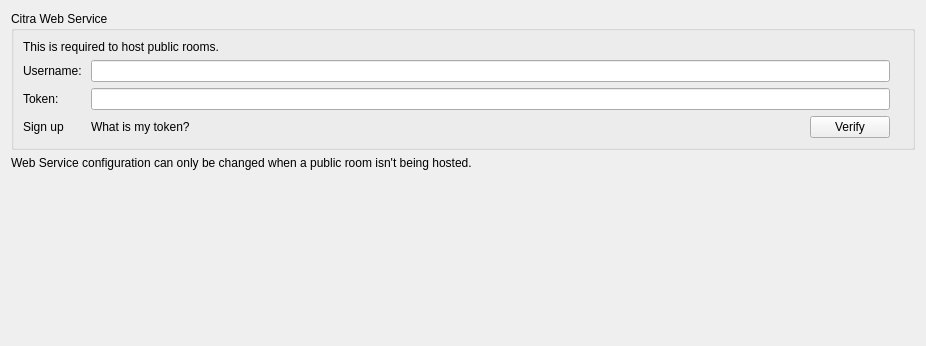
First picture: the form in src/citra_qt/configuration/configure_web.ui, repository tbsp/citra-valentin, before the edit; both pictures show x 0 to 926 and y 0 to 346 of the 926 by 561 pixel window.
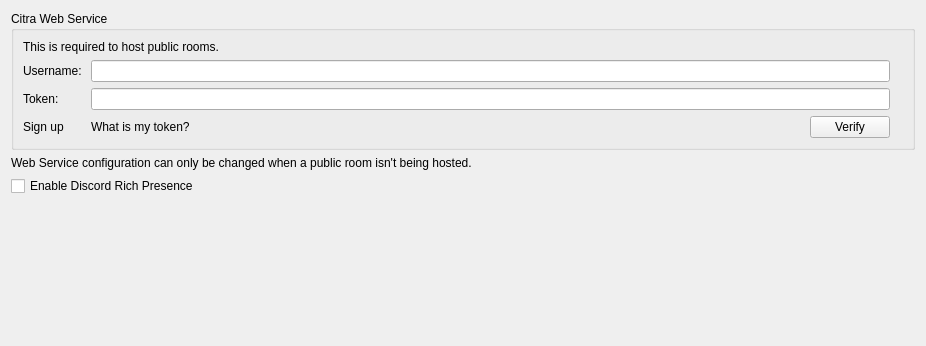
Second picture: the form after the edit.

Commit message: 2.5.0: Add Discord RP

The edit to the form file:
```diff
--- a/src/citra_qt/configuration/configure_web.ui
+++ b/src/citra_qt/configuration/configure_web.ui
@@ -128,6 +128,17 @@
      </item>
     </layout>
    </item>
+   <item>
+    <layout class="QVBoxLayout" name="verticalLayout_2">
+     <item>
+      <widget class="QCheckBox" name="enable_discord_rp">
+       <property name="text">
+        <string>Enable Discord Rich Presence</string>
+       </property>
+      </widget>
+     </item>
+    </layout>
+   </item>
    <item>
     <spacer name="verticalSpacer">
      <property name="orientation">
```
The commit also changes 20 other files.
